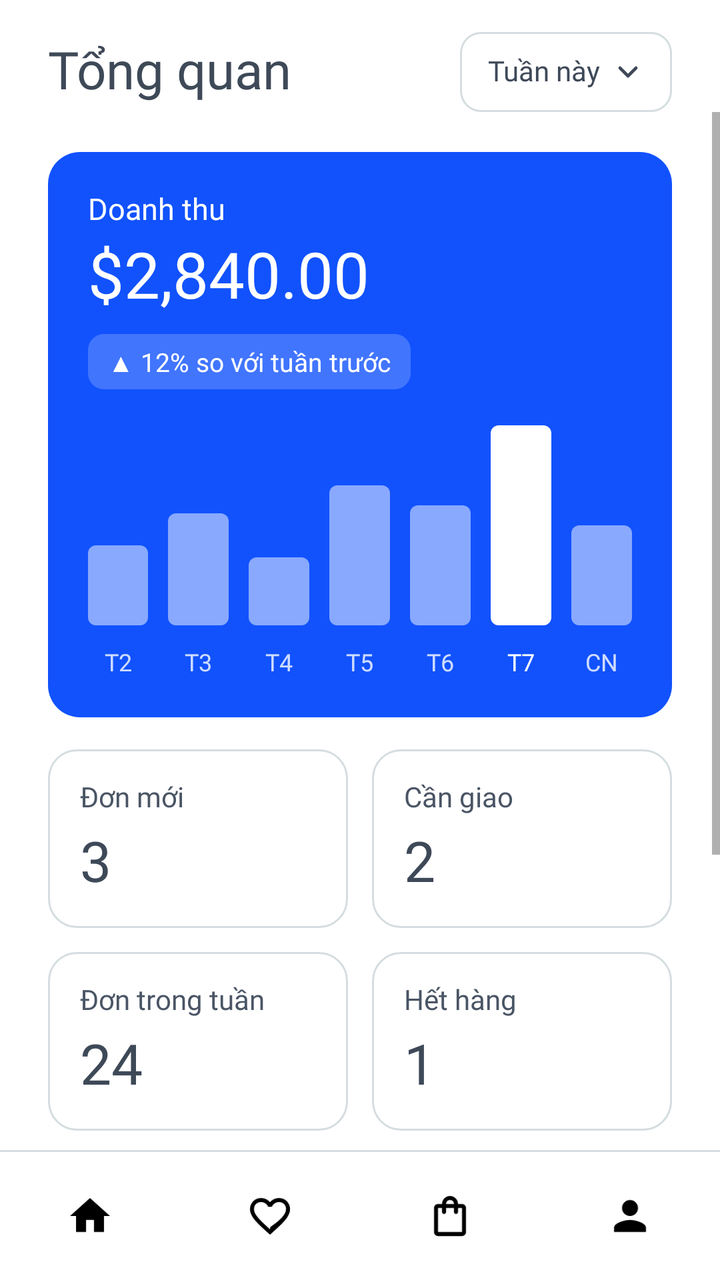
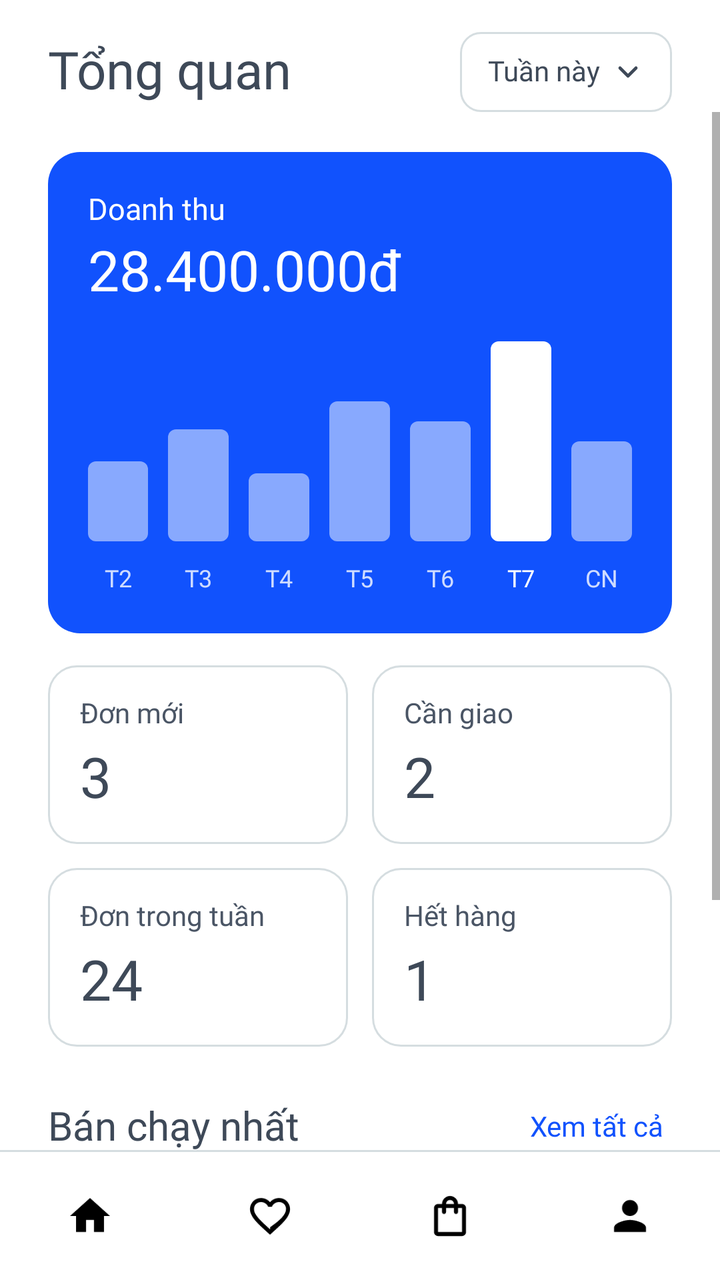

Two renders of the same Android screen: before a commit and after it. Below are the layout's source before the change and the commit's diff.
<!-- AndroidManifest.xml: application theme Theme.NT118R12 -->
<!-- res/layout/activity_seller_dashboard.xml -->
<?xml version="1.0" encoding="utf-8"?>
<LinearLayout xmlns:android="http://schemas.android.com/apk/res/android"
    android:layout_width="match_parent"
    android:layout_height="match_parent"
    android:background="@color/white"
    android:fitsSystemWindows="true"
    android:orientation="vertical">

    <LinearLayout
        android:layout_width="match_parent"
        android:layout_height="wrap_content"
        android:layout_marginStart="24dp"
        android:layout_marginTop="16dp"
        android:layout_marginEnd="24dp"
        android:gravity="center_vertical"
        android:orientation="horizontal">

        <TextView
            android:layout_width="0dp"
            android:layout_height="wrap_content"
            android:layout_weight="1"
            android:fontFamily="@font/montserrat_bold"
            android:includeFontPadding="false"
            android:text="Tổng quan"
            android:textColor="@color/seller_ink2"
            android:textSize="26sp" />

        <LinearLayout
            android:id="@+id/btn_period"
            android:layout_width="wrap_content"
            android:layout_height="40dp"
            android:background="@drawable/seller_bg_period"
            android:gravity="center_vertical"
            android:orientation="horizontal"
            android:paddingHorizontal="14dp">

            <TextView
                android:layout_width="wrap_content"
                android:layout_height="wrap_content"
                android:fontFamily="@font/montserrat_semibold"
                android:includeFontPadding="false"
                android:text="Tuần này"
                android:textColor="@color/seller_ink2"
                android:textSize="14sp" />

            <ImageView
                android:layout_width="16dp"
                android:layout_height="16dp"
                android:layout_marginStart="6dp"
                android:contentDescription="@null"
                android:src="@drawable/ic_seller_down" />
        </LinearLayout>
    </LinearLayout>

    <ScrollView
        android:layout_width="match_parent"
        android:layout_height="0dp"
        android:layout_weight="1"
        android:overScrollMode="never">

        <LinearLayout
            android:layout_width="match_parent"
            android:layout_height="wrap_content"
            android:orientation="vertical"
            android:paddingStart="24dp"
            android:paddingTop="20dp"
            android:paddingEnd="24dp"
            android:paddingBottom="24dp">

            <LinearLayout
                android:layout_width="match_parent"
                android:layout_height="wrap_content"
                android:background="@drawable/seller_bg_revenue"
                android:orientation="vertical"
                android:padding="20dp">

                <LinearLayout
                    android:layout_width="match_parent"
                    android:layout_height="wrap_content"
                    android:orientation="vertical">

                    <TextView
                        android:layout_width="wrap_content"
                        android:layout_height="wrap_content"
                        android:fontFamily="@font/montserrat_medium"
                        android:includeFontPadding="false"
                        android:text="Doanh thu"
                        android:textColor="@color/white"
                        android:textSize="15sp" />

                    <TextView
                        android:layout_width="wrap_content"
                        android:layout_height="wrap_content"
                        android:layout_marginTop="6dp"
                        android:fontFamily="@font/montserrat_bold"
                        android:includeFontPadding="false"
                        android:text="$2,840.00"
                        android:textColor="@color/white"
                        android:textSize="32sp" />

                    <TextView
                        android:layout_width="wrap_content"
                        android:layout_height="wrap_content"
                        android:layout_marginTop="10dp"
                        android:background="@drawable/seller_bg_delta"
                        android:fontFamily="@font/montserrat_semibold"
                        android:includeFontPadding="false"
                        android:paddingHorizontal="10dp"
                        android:paddingVertical="5dp"
                        android:text="▲ 12% so với tuần trước"
                        android:textColor="@color/white"
                        android:textSize="13sp" />
                </LinearLayout>

                <LinearLayout
                    android:layout_width="match_parent"
                    android:layout_height="100dp"
                    android:layout_marginTop="18dp"
                    android:gravity="bottom"
                    android:orientation="horizontal">

                    <View
                        android:layout_width="0dp"
                        android:layout_height="40dp"
                        android:layout_weight="1"
                        android:background="@drawable/seller_bg_bar" />

                    <View
                        android:layout_width="0dp"
                        android:layout_height="56dp"
                        android:layout_marginStart="10dp"
                        android:layout_weight="1"
                        android:background="@drawable/seller_bg_bar" />

                    <View
                        android:layout_width="0dp"
                        android:layout_height="34dp"
                        android:layout_marginStart="10dp"
                        android:layout_weight="1"
                        android:background="@drawable/seller_bg_bar" />

                    <View
                        android:layout_width="0dp"
                        android:layout_height="70dp"
                        android:layout_marginStart="10dp"
                        android:layout_weight="1"
                        android:background="@drawable/seller_bg_bar" />

                    <View
                        android:layout_width="0dp"
                        android:layout_height="60dp"
                        android:layout_marginStart="10dp"
                        android:layout_weight="1"
                        android:background="@drawable/seller_bg_bar" />

                    <View
                        android:layout_width="0dp"
                        android:layout_height="100dp"
                        android:layout_marginStart="10dp"
                        android:layout_weight="1"
                        android:background="@drawable/seller_bg_bar_active" />

                    <View
                        android:layout_width="0dp"
                        android:layout_height="50dp"
                        android:layout_marginStart="10dp"
                        android:layout_weight="1"
                        android:background="@drawable/seller_bg_bar" />
                </LinearLayout>

                <LinearLayout
                    android:layout_width="match_parent"
                    android:layout_height="wrap_content"
                    android:layout_marginTop="12dp"
                    android:orientation="horizontal">

                    <TextView
                        style="@style/SellerDayLabel"
                        android:text="T2" />

                    <TextView
                        style="@style/SellerDayLabel"
                        android:layout_marginStart="10dp"
                        android:text="T3" />

                    <TextView
                        style="@style/SellerDayLabel"
                        android:layout_marginStart="10dp"
                        android:text="T4" />

                    <TextView
                        style="@style/SellerDayLabel"
                        android:layout_marginStart="10dp"
                        android:text="T5" />

                    <TextView
                        style="@style/SellerDayLabel"
                        android:layout_marginStart="10dp"
                        android:text="T6" />

                    <TextView
                        style="@style/SellerDayLabel"
                        android:layout_marginStart="10dp"
                        android:fontFamily="@font/montserrat_bold"
                        android:text="T7"
                        android:textColor="@color/white" />

                    <TextView
                        style="@style/SellerDayLabel"
                        android:layout_marginStart="10dp"
                        android:text="CN" />
                </LinearLayout>
            </LinearLayout>

            <LinearLayout
                android:layout_width="match_parent"
                android:layout_height="wrap_content"
                android:layout_marginTop="16dp"
                android:baselineAligned="false"
                android:orientation="horizontal">

                <LinearLayout
                    style="@style/SellerStatCard"
                    android:layout_marginEnd="6dp">

                    <TextView
                        style="@style/SellerStatLabel"
                        android:text="Đơn mới" />

                    <TextView
                        style="@style/SellerStatValue"
                        android:text="3" />
                </LinearLayout>

                <LinearLayout
                    style="@style/SellerStatCard"
                    android:layout_marginStart="6dp">

                    <TextView
                        style="@style/SellerStatLabel"
                        android:text="Cần giao" />

                    <TextView
                        style="@style/SellerStatValue"
                        android:text="2" />
                </LinearLayout>
            </LinearLayout>

            <LinearLayout
                android:layout_width="match_parent"
                android:layout_height="wrap_content"
                android:layout_marginTop="12dp"
                android:baselineAligned="false"
                android:orientation="horizontal">

                <LinearLayout
                    style="@style/SellerStatCard"
                    android:layout_marginEnd="6dp">

                    <TextView
                        style="@style/SellerStatLabel"
                        android:text="Đơn trong tuần" />

                    <TextView
                        style="@style/SellerStatValue"
                        android:text="24" />
                </LinearLayout>

                <LinearLayout
                    style="@style/SellerStatCard"
                    android:layout_marginStart="6dp">

                    <TextView
                        style="@style/SellerStatLabel"
                        android:text="Hết hàng" />

                    <TextView
                        style="@style/SellerStatValue"
                        android:text="1" />
                </LinearLayout>
            </LinearLayout>

            <LinearLayout
                android:layout_width="match_parent"
                android:layout_height="wrap_content"
                android:layout_marginTop="28dp"
                android:gravity="center_vertical"
                android:orientation="horizontal">

                <TextView
                    android:layout_width="0dp"
                    android:layout_height="wrap_content"
                    android:layout_weight="1"
                    android:fontFamily="@font/montserrat_bold"
                    android:includeFontPadding="false"
                    android:text="Bán chạy nhất"
                    android:textColor="@color/seller_ink2"
                    android:textSize="20sp" />

                <TextView
                    android:id="@+id/tv_see_all"
                    android:layout_width="wrap_content"
                    android:layout_height="wrap_content"
                    android:fontFamily="@font/montserrat_bold"
                    android:includeFontPadding="false"
                    android:padding="4dp"
                    android:text="Xem tất cả"
                    android:textColor="@color/primary"
                    android:textSize="14sp" />
            </LinearLayout>

            <LinearLayout
                style="@style/SellerBestRow"
                android:layout_marginTop="14dp">

                <TextView
                    style="@style/SellerBestRank"
                    android:text="1" />

                <View style="@style/SellerBestThumb" />

                <LinearLayout
                    android:layout_width="0dp"
                    android:layout_height="wrap_content"
                    android:layout_weight="1"
                    android:orientation="vertical">

                    <TextView
                        style="@style/SellerBestName"
                        android:text="Nike React Miler" />

                    <TextView
                        style="@style/SellerBestSold"
                        android:text="Đã bán 11" />
                </LinearLayout>

                <TextView
                    style="@style/SellerBestPrice"
                    android:text="$1,870" />
            </LinearLayout>

            <LinearLayout
                style="@style/SellerBestRow"
                android:layout_marginTop="14dp">

                <TextView
                    style="@style/SellerBestRank"
                    android:text="2" />

                <View style="@style/SellerBestThumb" />

                <LinearLayout
                    android:layout_width="0dp"
                    android:layout_height="wrap_content"
                    android:layout_weight="1"
                    android:orientation="vertical">

                    <TextView
                        style="@style/SellerBestName"
                        android:text="Nike Air Max 270" />

                    <TextView
                        style="@style/SellerBestSold"
                        android:text="Đã bán 6" />
                </LinearLayout>

                <TextView
                    style="@style/SellerBestPrice"
                    android:text="$672" />
            </LinearLayout>
        </LinearLayout>
    </ScrollView>

    <include layout="@layout/layout_bottom_nav" />
</LinearLayout>
<!-- res/layout/layout_bottom_nav.xml (included above) -->
<?xml version="1.0" encoding="utf-8"?>
<LinearLayout xmlns:android="http://schemas.android.com/apk/res/android"
    android:layout_width="match_parent"
    android:layout_height="wrap_content"
    android:orientation="vertical"
    android:background="@android:color/white">

    <View
        android:layout_width="match_parent"
        android:layout_height="1dp"
        android:background="@color/border" />

    <LinearLayout
        android:layout_width="match_parent"
        android:layout_height="64dp"
        android:orientation="horizontal"
        android:gravity="center_vertical">

        <ImageView
            android:id="@+id/nav_home"
            android:layout_width="0dp"
            android:layout_height="24dp"
            android:layout_weight="1"
            android:src="@drawable/ic_home"
            android:contentDescription="Home" />

        <ImageView
            android:id="@+id/nav_wishlist"
            android:layout_width="0dp"
            android:layout_height="24dp"
            android:layout_weight="1"
            android:src="@drawable/ic_heart"
            android:contentDescription="Wishlist" />

        <ImageView
            android:id="@+id/nav_cart"
            android:layout_width="0dp"
            android:layout_height="24dp"
            android:layout_weight="1"
            android:src="@drawable/ic_bag"
            android:contentDescription="Cart" />

        <ImageView
            android:id="@+id/nav_account"
            android:layout_width="0dp"
            android:layout_height="24dp"
            android:layout_weight="1"
            android:src="@drawable/ic_user"
            android:contentDescription="Account" />
    </LinearLayout>
</LinearLayout>
<!-- resources referenced by this layout -->
<resources>
  <color name="border">#D5DDE0</color>
  <color name="primary">#1152FD</color>
  <color name="seller_ink2">@color/seller_text_primary</color>
  <color name="white">#FFFFFFFF</color>
  <!-- drawable seller_bg_bar (drawable) -->
  <?xml version="1.0" encoding="utf-8"?>
  <shape xmlns:android="http://schemas.android.com/apk/res/android"
      android:shape="rectangle">
      <solid android:color="@color/seller_chart_bar" />
      <corners android:radius="4dp" />
  </shape>
  <!-- drawable seller_bg_bar_active (drawable) -->
  <?xml version="1.0" encoding="utf-8"?>
  <shape xmlns:android="http://schemas.android.com/apk/res/android"
      android:shape="rectangle">
      <solid android:color="@color/white" />
      <corners android:radius="4dp" />
  </shape>
  <!-- drawable seller_bg_delta (drawable) -->
  <?xml version="1.0" encoding="utf-8"?>
  <shape xmlns:android="http://schemas.android.com/apk/res/android"
      android:shape="rectangle">
      <solid android:color="@color/seller_delta_bg" />
      <corners android:radius="8dp" />
  </shape>
  <!-- drawable seller_bg_period (drawable) -->
  <?xml version="1.0" encoding="utf-8"?>
  <shape xmlns:android="http://schemas.android.com/apk/res/android"
      android:shape="rectangle">
      <solid android:color="@color/white" />
      <corners android:radius="10dp" />
      <stroke android:width="1dp" android:color="@color/seller_period_border" />
  </shape>
  <!-- drawable seller_bg_revenue (drawable) -->
  <?xml version="1.0" encoding="utf-8"?>
  <shape xmlns:android="http://schemas.android.com/apk/res/android"
      android:shape="rectangle">
      <solid android:color="@color/seller_primary" />
      <corners android:radius="16dp" />
  </shape>
  <style name="SellerBestPrice">
          <item name="android:layout_width">wrap_content</item>
          <item name="android:layout_height">wrap_content</item>
          <item name="android:fontFamily">@font/montserrat_bold</item>
          <item name="android:includeFontPadding">false</item>
          <item name="android:textColor">@color/seller_ink2</item>
          <item name="android:textSize">16sp</item>
      </style>
  <style name="SellerBestRow">
          <item name="android:layout_width">match_parent</item>
          <item name="android:layout_height">wrap_content</item>
          <item name="android:gravity">center_vertical</item>
          <item name="android:orientation">horizontal</item>
      </style>
  <style name="SellerBestThumb">
          <item name="android:layout_width">56dp</item>
          <item name="android:layout_height">56dp</item>
          <item name="android:layout_marginEnd">14dp</item>
          <item name="android:background">@drawable/seller_bg_thumb_f2</item>
      </style>
  <style name="Theme.NT118R12" parent="Theme.MaterialComponents.Light.NoActionBar.Bridge" />
  <color name="seller_text_primary">#3E4958</color>
  <color name="seller_chart_bar">#80FFFFFF</color>
  <color name="seller_delta_bg">#33FFFFFF</color>
  <color name="seller_period_border">@color/seller_divider</color>
  <color name="seller_primary">#1152FD</color>
  <color name="text_body">#4A5565</color>
  <color name="seller_chart_label">#CCFFFFFF</color>
  <!-- drawable seller_bg_stat (drawable) -->
  <?xml version="1.0" encoding="utf-8"?>
  <shape xmlns:android="http://schemas.android.com/apk/res/android"
      android:shape="rectangle">
      <solid android:color="@color/white" />
      <corners android:radius="14dp" />
      <stroke android:width="1dp" android:color="@color/seller_card_border" />
  </shape>
  <color name="seller_divider">#D5DDE0</color>
  <color name="seller_thumb">@color/seller_surface</color>
  <color name="seller_border">@color/seller_divider</color>
  <color name="seller_card_border">@color/seller_divider</color>
  <color name="seller_surface">#FFFFFF</color>
  <!-- unchanged entries left out for length: 13 -->
</resources>

<!-- the commit's change to res/layout/activity_seller_dashboard.xml (unified diff, before → after) -->
@@ -94,22 +94,13 @@
                         android:layout_marginTop="6dp"
                         android:fontFamily="@font/montserrat_bold"
                         android:includeFontPadding="false"
-                        android:text="$2,840.00"
+                        android:maxLines="1"
+                        android:ellipsize="end"
+                        android:text="28.400.000đ"
                         android:textColor="@color/white"
-                        android:textSize="32sp" />
-
-                    <TextView
-                        android:layout_width="wrap_content"
-                        android:layout_height="wrap_content"
-                        android:layout_marginTop="10dp"
-                        android:background="@drawable/seller_bg_delta"
-                        android:fontFamily="@font/montserrat_semibold"
-                        android:includeFontPadding="false"
-                        android:paddingHorizontal="10dp"
-                        android:paddingVertical="5dp"
-                        android:text="▲ 12% so với tuần trước"
-                        android:textColor="@color/white"
-                        android:textSize="13sp" />
+                        android:textSize="28sp" />
+
+
                 </LinearLayout>
 
                 <LinearLayout
@@ -336,7 +327,7 @@
 
                 <TextView
                     style="@style/SellerBestPrice"
-                    android:text="$1,870" />
+                    android:text="1.870.000đ" />
             </LinearLayout>
 
             <LinearLayout
@@ -366,7 +357,7 @@
 
                 <TextView
                     style="@style/SellerBestPrice"
-                    android:text="$672" />
+                    android:text="672.000đ" />
             </LinearLayout>
         </LinearLayout>
     </ScrollView>
<!-- resource entries referenced after the edit -->
@@ -17,13 +17,6 @@
       android:shape="rectangle">
       <solid android:color="@color/white" />
       <corners android:radius="4dp" />
-  </shape>
-  <!-- drawable seller_bg_delta (drawable) -->
-  <?xml version="1.0" encoding="utf-8"?>
-  <shape xmlns:android="http://schemas.android.com/apk/res/android"
-      android:shape="rectangle">
-      <solid android:color="@color/seller_delta_bg" />
-      <corners android:radius="8dp" />
   </shape>
   <!-- drawable seller_bg_period (drawable) -->
   <?xml version="1.0" encoding="utf-8"?>
@@ -46,7 +39,9 @@
           <item name="android:fontFamily">@font/montserrat_bold</item>
           <item name="android:includeFontPadding">false</item>
           <item name="android:textColor">@color/seller_ink2</item>
-          <item name="android:textSize">16sp</item>
+          <item name="android:textSize">15sp</item>
+          <item name="android:maxLines">1</item>
+          <item name="android:ellipsize">end</item>
       </style>
   <style name="SellerBestRow">
           <item name="android:layout_width">match_parent</item>
@@ -63,7 +58,6 @@
   <style name="Theme.NT118R12" parent="Theme.MaterialComponents.Light.NoActionBar.Bridge" />
   <color name="seller_text_primary">#3E4958</color>
   <color name="seller_chart_bar">#80FFFFFF</color>
-  <color name="seller_delta_bg">#33FFFFFF</color>
   <color name="seller_period_border">@color/seller_divider</color>
   <color name="seller_primary">#1152FD</color>
   <color name="text_body">#4A5565</color>
